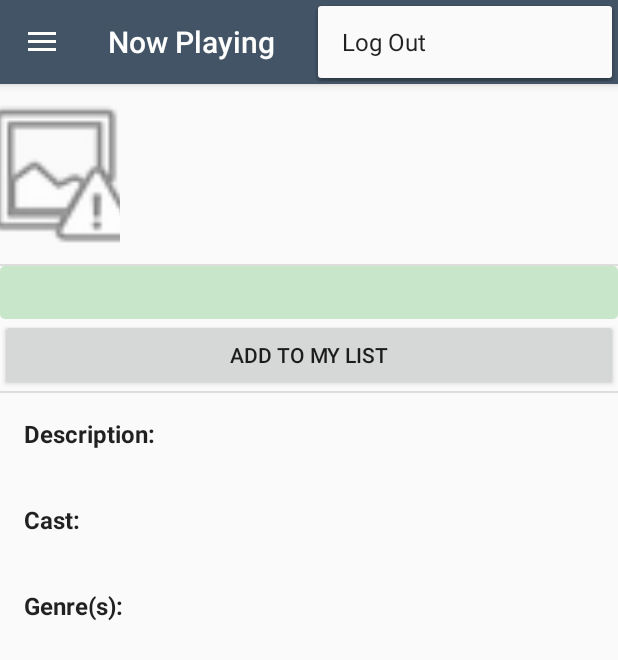
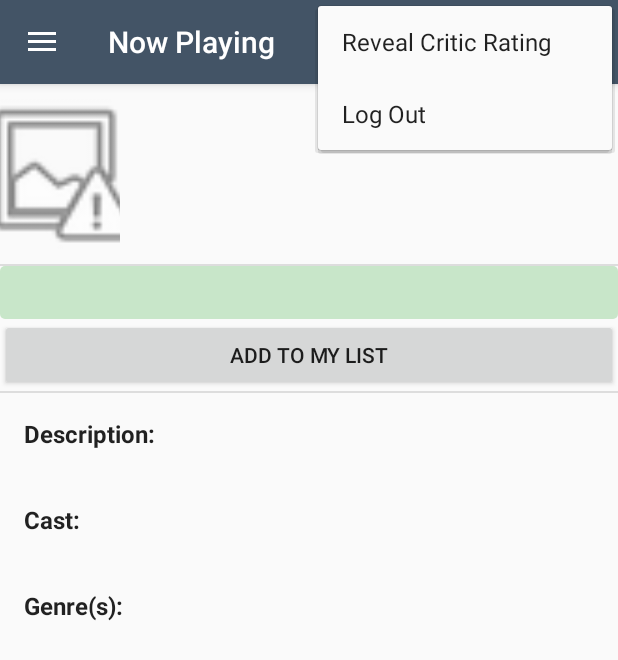
Before and after one commit to simondemartini/filmfridge, an Android app: the fragment FilmDetailFragment placed in its activity, with the options menu open, on a phone screen of 412 x 824 dp. Shown: the top 660 px of the screen. Run offline under Robolectric (Android 15) with nearby library versions, the phone set to English and light mode, and no system bars; 2 statements that could not run were skipped.

Commit message:
Add reveal score

```diff
--- a/app/src/main/java/edu/uw/tacoma/tcss450/team4/filmfridge/FilmDetailFragment.java
+++ b/app/src/main/java/edu/uw/tacoma/tcss450/team4/filmfridge/FilmDetailFragment.java
@@ -36,7 +36,7 @@ public class FilmDetailFragment extends Fragment {
     private static final String TAG = "FilmDetailFragment";
     private Film mFilm;
     private TextView mDescriptionTV, mReleaseDateTV, mCastTV, mContentRatingTV, mTitleTV, mGenresTV,
-            mRecommendation;
+            mRecommendation, mCriticRating, mCriticRatingLabel;
     private ImageView mPoster;
     private Button mMyListModifier;
     private LocalSettings mLocalSettings;
@@ -89,6 +89,9 @@ public class FilmDetailFragment extends Fragment {
         mGenresTV = (TextView) view.findViewById(R.id.genres);
         mPoster = (ImageView) view.findViewById(R.id.poster);
         mRecommendation = (TextView) view.findViewById(R.id.recommendation);
+        mCriticRating = (TextView) view.findViewById(R.id.critic_rating);
+        mCriticRatingLabel = (TextView) view.findViewById(R.id.label_critic_rating);
+
 
         mMyListModifier = (Button) view.findViewById(R.id.add_to_my_list);
         mMyListModifier.setOnClickListener(new View.OnClickListener() {
@@ -115,6 +118,7 @@ public class FilmDetailFragment extends Fragment {
             mContentRatingTV.setText(film.getContentRating());
             mPoster.setImageBitmap(film.getPoster(getContext().getCacheDir()));
             mGenresTV.setText(listToString(film.getGenres()));
+            mCriticRating.setText(String.format(getString(R.string.critic_rating), film.getRating()));
 
             //Change button to remove or add from my list
             setMyListButton(mLocalSettings.getMyList().contains(film.getId()));
@@ -223,7 +227,9 @@ public class FilmDetailFragment extends Fragment {
         // Inflate the menu; this adds items to the action bar if it is present.
         //inflater.inflate(R.menu.menu_film_list, menu);
         MenuItem share = menu.findItem(R.id.action_share);
+        MenuItem reveal = menu.findItem(R.id.action_reveal);
         share.setVisible(true);
+        reveal.setVisible(true);
 
         //Set up sharing button
         super.onCreateOptionsMenu(menu, inflater);
@@ -234,6 +240,9 @@ public class FilmDetailFragment extends Fragment {
         int id = item.getItemId();
         if(id == R.id.action_share) {
             shareFilm();
+            return true;
+        } else if (id == R.id.action_reveal) {
+            revealScore();
             return true;
         }
 
@@ -254,6 +263,14 @@ public class FilmDetailFragment extends Fragment {
     }
 
     /**
+     * This method reveals the actual critic rating of a film
+     */
+    private void revealScore() {
+        mCriticRating.setVisibility(View.VISIBLE);
+        mCriticRatingLabel.setVisibility(View.VISIBLE);
+    }
+
+    /**
      * This interface must be implemented by activities that contain this
      * fragment to allow an interaction in this fragment to be communicated
      * to the activity and potentially other fragments contained in that
--- a/app/src/main/res/layout/fragment_film_detail.xml
+++ b/app/src/main/res/layout/fragment_film_detail.xml
@@ -169,6 +169,26 @@
                 android:scrollHorizontally="false"
                 android:ellipsize="none" />
 
+            <TextView
+                android:id="@+id/label_critic_rating"
+                android:textAppearance="@style/AppTheme.Text.Subhead"
+                android:layout_width="match_parent"
+                android:layout_height="wrap_content"
+                android:layout_marginTop="@dimen/activity_vertical_margin"
+                android:text="@string/label_critic_review"
+                android:visibility="gone"/>
+
+            <TextView
+                android:id="@+id/critic_rating"
+                android:layout_width="match_parent"
+                android:layout_height="wrap_content"
+                android:layout_margin="@dimen/no_margin"
+                android:textAppearance="@style/TextAppearance.AppCompat"
+                tools:text="86%"
+                android:scrollHorizontally="false"
+                android:ellipsize="none"
+                android:visibility="gone"/>
+
         </LinearLayout>
     </RelativeLayout>
 </ScrollView>
--- a/app/src/main/res/menu/menu_film_list.xml
+++ b/app/src/main/res/menu/menu_film_list.xml
@@ -12,6 +12,13 @@
         app:showAsAction="ifRoom" />
 
     <item
+        android:id="@+id/action_reveal"
+        android:visible="false"
+        android:orderInCategory="60"
+        android:title="@string/reveal"
+        app:showAsAction="never" />
+
+    <item
         android:id="@+id/action_logout"
         android:orderInCategory="100"
         android:title="@string/action_logout"
--- a/app/src/main/res/values/strings.xml
+++ b/app/src/main/res/values/strings.xml
@@ -39,6 +39,7 @@
     <string name="label_release_date">Release Date: </string>
     <string name="label_content_rating">Content Rating: </string>
     <string name="label_genres">Genre(s):</string>
+    <string name="label_critic_review">Critic Rating: </string>
     <string name="share">Share</string>
     <string name="poster_description">Movie Poster</string>
     <string name="share_chooser">Share the movie with a friend!</string>
@@ -47,7 +48,8 @@
     <string name="remove_from_my_list">Remove from My List</string>
     <string name="add_to_my_list_successful"> added to My List</string>
     <string name="remove_from_my_list_successful"> removed from My List</string>
-
+    <string name="reveal">Reveal Critic Rating</string>
+    <string name="critic_rating">%d%%</string>
 
     <!--Settings Fragment-->
     <string name="userthreshold_string">My thresholds: </string>
```
